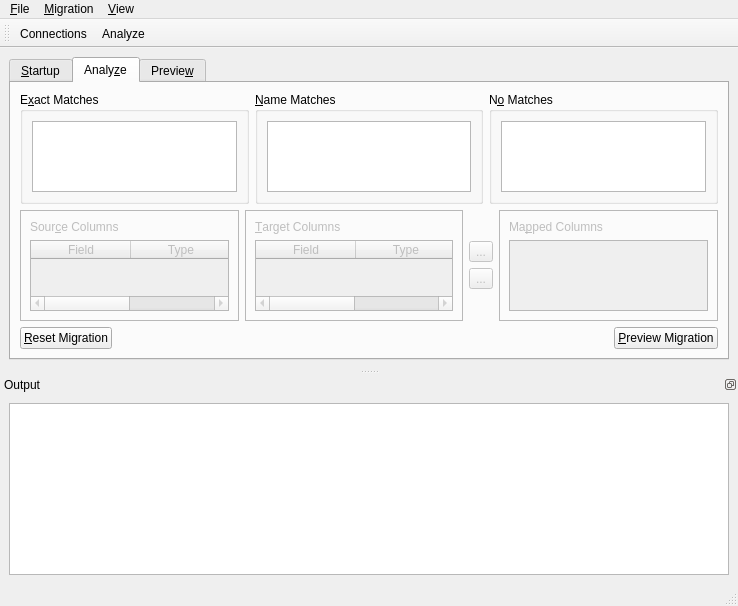
First picture: the form in ui/migrainewindow.ui, repository kandalf/migraine, before the edit.
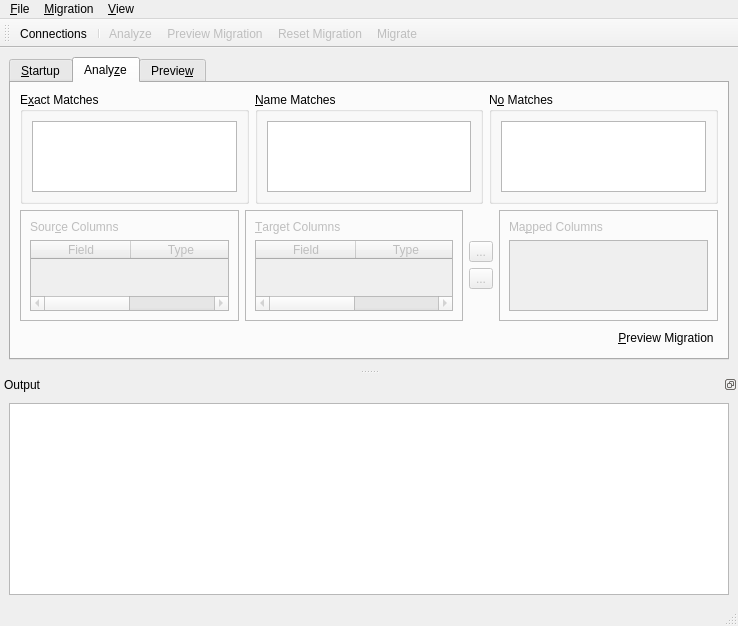
Second picture: the form after the edit. The open tabs and pages were chosen to show the change. Icons and pictures are not drawn.

```diff
--- a/ui/migrainewindow.ui
+++ b/ui/migrainewindow.ui
@@ -6,7 +6,7 @@
     <x>0</x>
     <y>0</y>
     <width>738</width>
-    <height>600</height>
+    <height>626</height>
    </rect>
   </property>
   <property name="windowTitle" >
@@ -14,7 +14,7 @@
   </property>
   <widget class="QWidget" name="centralwidget" >
    <layout class="QGridLayout" name="gridLayout_5" >
-    <item row="0" column="0" >
+    <item row="1" column="0" >
      <widget class="QTabWidget" name="stepsTabWidget" >
       <property name="enabled" >
        <bool>true</bool>
@@ -407,13 +407,6 @@
         </item>
         <item row="2" column="0" >
          <layout class="QHBoxLayout" name="horizontalLayout_7" >
-          <item>
-           <widget class="QPushButton" name="resetMigrationButton" >
-            <property name="text" >
-             <string>&amp;Reset Migration</string>
-            </property>
-           </widget>
-          </item>
           <item>
            <spacer name="horizontalSpacer_2" >
             <property name="orientation" >
@@ -432,6 +425,9 @@
             <property name="text" >
              <string>&amp;Preview Migration</string>
             </property>
+            <property name="flat" >
+             <bool>true</bool>
+            </property>
            </widget>
           </item>
          </layout>
@@ -527,6 +523,13 @@
           </item>
           <item>
            <layout class="QHBoxLayout" name="horizontalLayout_5" >
+            <item>
+             <widget class="QPushButton" name="resetMigrationButton" >
+              <property name="text" >
+               <string>&amp;Reset Migration</string>
+              </property>
+             </widget>
+            </item>
             <item>
              <spacer name="horizontalSpacer" >
               <property name="orientation" >
@@ -591,15 +594,21 @@
   <widget class="QStatusBar" name="statusbar" />
   <widget class="QDockWidget" name="outputWidget" >
    <property name="sizePolicy" >
-    <sizepolicy vsizetype="Fixed" hsizetype="Preferred" >
+    <sizepolicy vsizetype="Preferred" hsizetype="Preferred" >
      <horstretch>0</horstretch>
-     <verstretch>0</verstretch>
+     <verstretch>1</verstretch>
     </sizepolicy>
    </property>
    <property name="minimumSize" >
     <size>
-     <width>204</width>
-     <height>209</height>
+     <width>260</width>
+     <height>100</height>
+    </size>
+   </property>
+   <property name="maximumSize" >
+    <size>
+     <width>524287</width>
+     <height>258</height>
     </size>
    </property>
    <property name="floating" >
@@ -649,7 +658,11 @@
     <bool>false</bool>
    </attribute>
    <addaction name="actionConnections" />
+   <addaction name="separator" />
    <addaction name="action_Analyze" />
+   <addaction name="actionPre_view_Migration" />
+   <addaction name="actionReset_Migration" />
+   <addaction name="actionMigrate" />
   </widget>
   <action name="actionConnections" >
    <property name="icon" >
@@ -657,7 +670,7 @@
      <normaloff>:/icons/db.png</normaloff>:/icons/db.png</iconset>
    </property>
    <property name="text" >
-    <string>Connections</string>
+    <string>Co&amp;nnections</string>
    </property>
    <property name="toolTip" >
     <string>Show Connections Dialog</string>
@@ -679,7 +692,7 @@
   </action>
   <action name="action_Analyze" >
    <property name="enabled" >
-    <bool>true</bool>
+    <bool>false</bool>
    </property>
    <property name="icon" >
     <iconset resource="../resource/migraine.qrc" >
@@ -695,6 +708,63 @@
     <string>Ctrl+Shift+A</string>
    </property>
   </action>
+  <action name="actionPre_view_Migration" >
+   <property name="enabled" >
+    <bool>false</bool>
+   </property>
+   <property name="icon" >
+    <iconset resource="../resource/migraine.qrc" >
+     <normaloff>:/icons/preview.png</normaloff>:/icons/preview.png</iconset>
+   </property>
+   <property name="text" >
+    <string>Pre&amp;view Migration</string>
+   </property>
+   <property name="shortcut" >
+    <string>Ctrl+Shift+P</string>
+   </property>
+  </action>
+  <action name="actionMigrate" >
+   <property name="enabled" >
+    <bool>false</bool>
+   </property>
+   <property name="icon" >
+    <iconset resource="../resource/migraine.qrc" >
+     <normaloff>:/icons/db_comit.png</normaloff>:/icons/db_comit.png</iconset>
+   </property>
+   <property name="text" >
+    <string>Migrate</string>
+   </property>
+   <property name="shortcut" >
+    <string>Ctrl+Shift+M</string>
+   </property>
+  </action>
+  <action name="actionReset_Migration" >
+   <property name="enabled" >
+    <bool>false</bool>
+   </property>
+   <property name="icon" >
+    <iconset resource="../resource/migraine.qrc" >
+     <normaloff>:/icons/delete.png</normaloff>:/icons/delete.png</iconset>
+   </property>
+   <property name="text" >
+    <string>Reset Migration</string>
+   </property>
+   <property name="shortcut" >
+    <string>Ctrl+Shift+R</string>
+   </property>
+  </action>
+  <action name="action_Quit" >
+   <property name="icon" >
+    <iconset resource="../resource/migraine.qrc" >
+     <normaloff>:/icons/exit.png</normaloff>:/icons/exit.png</iconset>
+   </property>
+   <property name="text" >
+    <string>&amp;Quit</string>
+   </property>
+   <property name="shortcut" >
+    <string>Ctrl+Q</string>
+   </property>
+  </action>
  </widget>
  <resources>
   <include location="../resource/migraine.qrc" />
```
Left out of the diff: 64 changed lines with no effect on the pictures.
